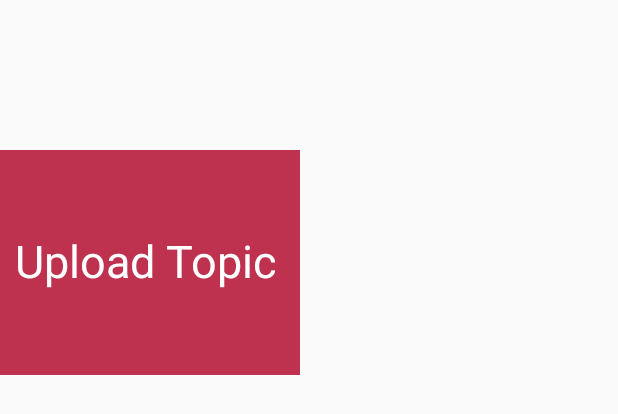
After one commit to lbenitez1/RipeSpaghetti, an Android app: the layout activity_home.xml on its own in the app's theme, with its tools: preview values and no code run, on a phone screen of 412 x 824 dp. The commit adds this screen. Shown: the top 414 px of the screen. Run offline under Robolectric (Android 15) with nearby library versions, the phone set to English and light mode, and no system bars; network calls fail.

Commit message:
user layout

```diff
--- /dev/null
+++ b/app/src/main/res/layout/activity_home.xml
@@ -0,0 +1,29 @@
+<?xml version="1.0" encoding="utf-8"?>
+<RelativeLayout xmlns:android="http://schemas.android.com/apk/res/android"
+    android:layout_width="match_parent" android:layout_height="match_parent">
+
+    <ImageButton
+        android:layout_width="200dp"
+        android:layout_height="150dp"
+        android:id="@+id/imageButton"
+        android:layout_alignParentTop="true"
+        android:layout_alignParentLeft="true"
+        android:layout_alignParentStart="true"
+        android:layout_marginTop="100dp"
+        android:background="#CCB00125"
+        android:clickable="true"
+        android:onClick="uploadTopicButton" />
+
+    <TextView
+        android:layout_width="wrap_content"
+        android:layout_height="wrap_content"
+        android:text="Upload Topic"
+        android:id="@+id/uploadTopicLabel"
+        android:textSize="30dp"
+        android:layout_alignBottom="@+id/imageButton"
+        android:layout_alignParentLeft="true"
+        android:layout_alignParentStart="true"
+        android:layout_marginBottom="56dp"
+        android:layout_marginLeft="10dp"
+        android:textColor="#fff" />
+</RelativeLayout>
--- a/app/src/main/res/values/colors.xml
+++ b/app/src/main/res/values/colors.xml
@@ -1,6 +1,6 @@
 <?xml version="1.0" encoding="utf-8"?>
 <resources>
-    <color name="colorPrimary">#B20000</color>
+    <color name="colorPrimary">#000000</color>
     <color name="colorPrimaryDark">#000</color>
     <color name="colorAccent">#FF4081</color>
 </resources>
```
Also changed, not shown: app/src/main/java/com/leonardobenitez/leonardobenitez/ripespaghetti/UserActivity.java (+8 -1 lines), app/src/main/res/layout/activity_user.xml (+115 -13 lines).
